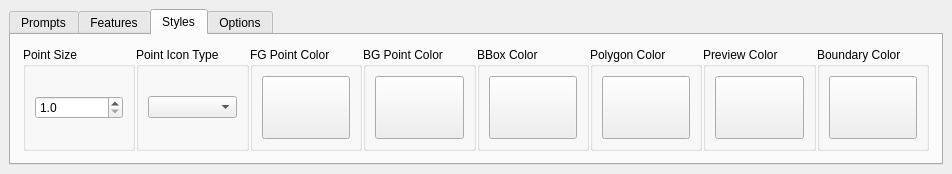
coolzhao/Geo-SAM, file ui/Selector.ui: the form before one commit.
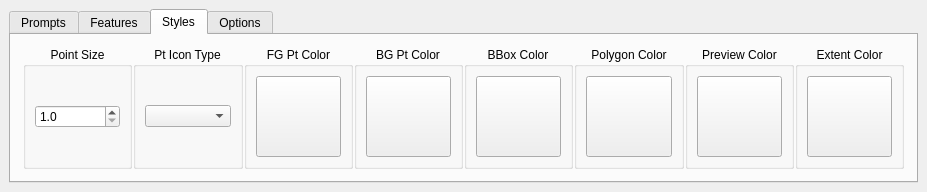
The form after the commit. The open tabs and pages were chosen to show the change. Custom widgets are drawn as their Qt base class.

Commit message: fix extent clearing issue, add zoom to extent btn

```diff
--- a/ui/Selector.ui
+++ b/ui/Selector.ui
@@ -6,8 +6,8 @@
    <rect>
     <x>0</x>
     <y>0</y>
-    <width>952</width>
-    <height>174</height>
+    <width>927</width>
+    <height>192</height>
    </rect>
   </property>
   <property name="sizePolicy">
@@ -578,6 +578,9 @@
              <property name="title">
               <string>Point Size</string>
              </property>
+             <property name="alignment">
+              <set>Qt::AlignHCenter|Qt::AlignTop</set>
+             </property>
              <layout class="QVBoxLayout" name="verticalLayout_10">
               <item>
                <widget class="QgsDoubleSpinBox" name="SpinBoxPtSize">
@@ -587,6 +590,9 @@
                 <property name="minimum">
                  <double>1.000000000000000</double>
                 </property>
+                <property name="maximum">
+                 <double>99.000000000000000</double>
+                </property>
                 <property name="singleStep">
                  <double>0.500000000000000</double>
                 </property>
@@ -598,7 +604,10 @@
            <item>
             <widget class="QGroupBox" name="groupBox_17">
              <property name="title">
-              <string>Point Icon Type</string>
+              <string>Pt Icon Type</string>
+             </property>
+             <property name="alignment">
+              <set>Qt::AlignHCenter|Qt::AlignTop</set>
              </property>
              <layout class="QVBoxLayout" name="verticalLayout_11">
               <item>
@@ -610,7 +619,10 @@
            <item>
             <widget class="QGroupBox" name="groupBox_9">
              <property name="title">
-              <string>FG Point Color</string>
+              <string>FG Pt Color</string>
+             </property>
+             <property name="alignment">
+              <set>Qt::AlignHCenter|Qt::AlignTop</set>
              </property>
              <layout class="QVBoxLayout" name="verticalLayout_2">
               <item>
@@ -635,7 +647,10 @@
            <item>
             <widget class="QGroupBox" name="groupBox_6">
              <property name="title">
-              <string>BG Point Color</string>
+              <string>BG Pt Color</string>
+             </property>
+             <property name="alignment">
+              <set>Qt::AlignHCenter|Qt::AlignTop</set>
              </property>
              <layout class="QVBoxLayout" name="verticalLayout_7">
               <item>
@@ -662,6 +677,9 @@
              <property name="title">
               <string>BBox Color</string>
              </property>
+             <property name="alignment">
+              <set>Qt::AlignHCenter|Qt::AlignTop</set>
+             </property>
              <layout class="QVBoxLayout" name="verticalLayout_8">
               <item>
                <widget class="QgsColorButton" name="ColorButton_bbox">
@@ -687,6 +705,9 @@
              <property name="title">
               <string>Polygon Color</string>
              </property>
+             <property name="alignment">
+              <set>Qt::AlignHCenter|Qt::AlignTop</set>
+             </property>
              <layout class="QVBoxLayout" name="verticalLayout_3">
               <item>
                <widget class="QgsColorButton" name="ColorButton_prompt">
@@ -712,6 +733,9 @@
              <property name="title">
               <string>Preview Color</string>
              </property>
+             <property name="alignment">
+              <set>Qt::AlignHCenter|Qt::AlignTop</set>
+             </property>
              <layout class="QVBoxLayout" name="verticalLayout_4">
               <item>
                <widget class="QgsColorButton" name="ColorButton_preview">
@@ -735,7 +759,10 @@
            <item>
             <widget class="QGroupBox" name="groupBox_8">
              <property name="title">
-              <string>Boundary Color</string>
+              <string>Extent Color</string>
+             </property>
+             <property name="alignment">
+              <set>Qt::AlignHCenter|Qt::AlignTop</set>
              </property>
              <layout class="QVBoxLayout" name="verticalLayout_9">
               <item>
```
Left out of the diff: 66 changed lines with no effect on the pictures. The commit also changes 2 other files.
